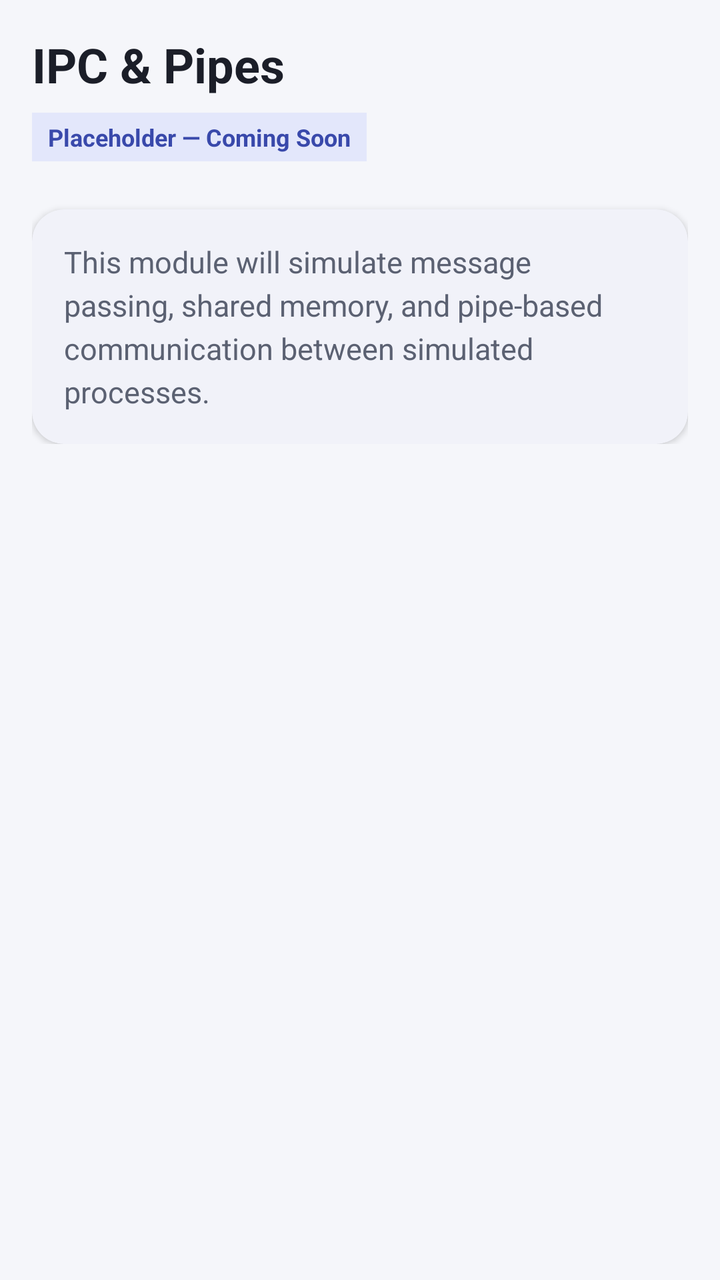
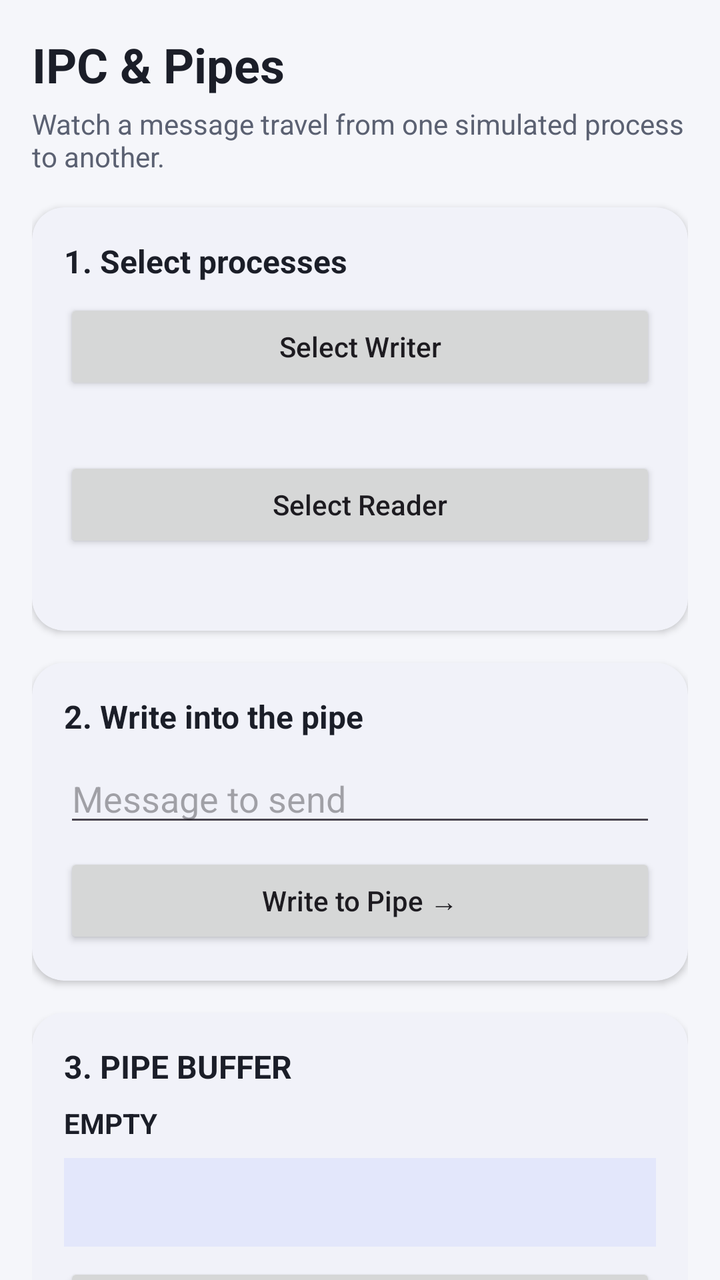

Screens rendered from an Android XML layout before and after an edit, with the pre-edit source and the edit as a unified diff.
<!-- AndroidManifest.xml: application theme Theme.MiniKernel -->
<!-- res/layout/fragment_ipc.xml -->
<?xml version="1.0" encoding="utf-8"?>
<ScrollView xmlns:android="http://schemas.android.com/apk/res/android"
    xmlns:app="http://schemas.android.com/apk/res-auto"
    android:layout_width="match_parent"
    android:layout_height="match_parent"
    android:background="?attr/android:colorBackground">

    <LinearLayout
        android:layout_width="match_parent"
        android:layout_height="wrap_content"
        android:orientation="vertical"
        android:padding="@dimen/spacing_md">

        <TextView
            android:layout_width="wrap_content"
            android:layout_height="wrap_content"
            android:text="@string/module_ipc_title"
            android:textColor="?attr/colorOnSurface"
            android:textSize="24sp"
            android:textStyle="bold" />

        <TextView
            android:layout_width="wrap_content"
            android:layout_height="wrap_content"
            android:layout_marginTop="@dimen/spacing_sm"
            android:background="@color/mk_badge_bg"
            android:paddingStart="@dimen/spacing_sm"
            android:paddingEnd="@dimen/spacing_sm"
            android:paddingTop="4dp"
            android:paddingBottom="4dp"
            android:text="@string/status_badge_placeholder"
            android:textColor="@color/mk_badge_text"
            android:textSize="12sp"
            android:textStyle="bold" />

        <com.google.android.material.card.MaterialCardView
            android:layout_width="match_parent"
            android:layout_height="wrap_content"
            android:layout_marginTop="@dimen/spacing_lg"
            app:cardCornerRadius="@dimen/card_corner_radius"
            app:cardElevation="@dimen/card_elevation"
            app:cardBackgroundColor="?attr/colorSurface"
            app:strokeWidth="0dp">

            <TextView
                android:layout_width="match_parent"
                android:layout_height="wrap_content"
                android:padding="@dimen/spacing_md"
                android:text="@string/module_ipc_detail"
                android:textColor="@color/mk_text_secondary"
                android:textSize="15sp"
                android:lineSpacingExtra="4dp" />

        </com.google.android.material.card.MaterialCardView>

    </LinearLayout>

</ScrollView>
<!-- resources referenced by this layout -->
<resources>
  <color name="mk_badge_bg">#E3E7FB</color>
  <color name="mk_badge_text">#3949AB</color>
  <color name="mk_text_secondary">#5B6172</color>
  <dimen name="card_corner_radius">16dp</dimen>
  <dimen name="card_elevation">2dp</dimen>
  <dimen name="spacing_lg">24dp</dimen>
  <dimen name="spacing_md">16dp</dimen>
  <dimen name="spacing_sm">8dp</dimen>
  <string name="module_ipc_detail">This module will simulate message passing, shared memory, and pipe-based communication between simulated processes.</string>
  <string name="module_ipc_title">IPC &amp; Pipes</string>
  <string name="status_badge_placeholder">Placeholder — Coming Soon</string>
  <style name="Theme.MiniKernel" parent="Theme.Material3.DayNight.NoActionBar">
          <item name="colorPrimary">@color/mk_primary</item>
          <item name="colorPrimaryVariant">@color/mk_primary_dark</item>
          <item name="colorOnPrimary">@color/mk_on_primary</item>
  
          <item name="colorSecondary">@color/mk_secondary</item>
          <item name="colorOnSecondary">@color/mk_on_primary</item>
  
          <item name="android:colorBackground">@color/mk_background</item>
          <item name="colorSurface">@color/mk_surface</item>
          <item name="colorOnSurface">@color/mk_text_primary</item>
  
          <item name="android:statusBarColor">@color/mk_primary</item>
          <item name="android:windowLightStatusBar" tools:targetApi="m">false</item>
      </style>
  <color name="mk_primary">#3949AB</color>
  <color name="mk_primary_dark">#26308F</color>
  <color name="mk_on_primary">#FFFFFF</color>
  <color name="mk_secondary">#00ACC1</color>
  <color name="mk_background">#F5F6FA</color>
  <color name="mk_surface">#FFFFFF</color>
  <color name="mk_text_primary">#1B1E28</color>
</resources>

<!-- the commit's change to res/layout/fragment_ipc.xml (unified diff, before → after) -->
@@ -1,8 +1,9 @@
 <?xml version="1.0" encoding="utf-8"?>
-<ScrollView xmlns:android="http://schemas.android.com/apk/res/android"
+<androidx.core.widget.NestedScrollView xmlns:android="http://schemas.android.com/apk/res/android"
     xmlns:app="http://schemas.android.com/apk/res-auto"
     android:layout_width="match_parent"
     android:layout_height="match_parent"
+    android:fillViewport="true"
     android:background="?attr/android:colorBackground">
 
     <LinearLayout
@@ -14,7 +15,7 @@
         <TextView
             android:layout_width="wrap_content"
             android:layout_height="wrap_content"
-            android:text="@string/module_ipc_title"
+            android:text="IPC &amp; Pipes"
             android:textColor="?attr/colorOnSurface"
             android:textSize="24sp"
             android:textStyle="bold" />
@@ -22,37 +23,89 @@
         <TextView
             android:layout_width="wrap_content"
             android:layout_height="wrap_content"
-            android:layout_marginTop="@dimen/spacing_sm"
-            android:background="@color/mk_badge_bg"
-            android:paddingStart="@dimen/spacing_sm"
-            android:paddingEnd="@dimen/spacing_sm"
-            android:paddingTop="4dp"
-            android:paddingBottom="4dp"
-            android:text="@string/status_badge_placeholder"
-            android:textColor="@color/mk_badge_text"
-            android:textSize="12sp"
-            android:textStyle="bold" />
+            android:layout_marginTop="@dimen/spacing_xs"
+            android:text="Watch a message travel from one simulated process to another."
+            android:textColor="@color/mk_text_secondary"
+            android:textSize="14sp" />
 
         <com.google.android.material.card.MaterialCardView
             android:layout_width="match_parent"
             android:layout_height="wrap_content"
-            android:layout_marginTop="@dimen/spacing_lg"
+            android:layout_marginTop="@dimen/spacing_md"
+            app:cardBackgroundColor="?attr/colorSurface"
             app:cardCornerRadius="@dimen/card_corner_radius"
             app:cardElevation="@dimen/card_elevation"
-            app:cardBackgroundColor="?attr/colorSurface"
             app:strokeWidth="0dp">
-
-            <TextView
+            <LinearLayout
                 android:layout_width="match_parent"
                 android:layout_height="wrap_content"
-                android:padding="@dimen/spacing_md"
-                android:text="@string/module_ipc_detail"
-                android:textColor="@color/mk_text_secondary"
-                android:textSize="15sp"
-                android:lineSpacingExtra="4dp" />
+                android:orientation="vertical"
+                android:padding="@dimen/spacing_md">
+                <TextView android:layout_width="wrap_content" android:layout_height="wrap_content" android:text="1. Select processes" android:textColor="?attr/colorOnSurface" android:textStyle="bold" android:textSize="16sp" />
+                <Button android:id="@+id/button_writer" android:layout_width="match_parent" android:layout_height="wrap_content" android:layout_marginTop="8dp" android:text="Select Writer" android:textAllCaps="false" />
+                <TextView android:id="@+id/text_writer" android:layout_width="match_parent" android:layout_height="wrap_content" android:paddingTop="4dp" android:textColor="@color/mk_text_secondary" />
+                <Button android:id="@+id/button_reader" android:layout_width="match_parent" android:layout_height="wrap_content" android:layout_marginTop="8dp" android:text="Select Reader" android:textAllCaps="false" />
+                <TextView android:id="@+id/text_reader" android:layout_width="match_parent" android:layout_height="wrap_content" android:paddingTop="4dp" android:textColor="@color/mk_text_secondary" />
+            </LinearLayout>
+        </com.google.android.material.card.MaterialCardView>
 
+        <com.google.android.material.card.MaterialCardView
+            android:layout_width="match_parent"
+            android:layout_height="wrap_content"
+            android:layout_marginTop="@dimen/spacing_md"
+            app:cardBackgroundColor="?attr/colorSurface"
+            app:cardCornerRadius="@dimen/card_corner_radius"
+            app:cardElevation="@dimen/card_elevation"
+            app:strokeWidth="0dp">
+            <LinearLayout
+                android:layout_width="match_parent"
+                android:layout_height="wrap_content"
+                android:orientation="vertical"
+                android:padding="@dimen/spacing_md">
+                <TextView android:layout_width="wrap_content" android:layout_height="wrap_content" android:text="2. Write into the pipe" android:textColor="?attr/colorOnSurface" android:textStyle="bold" android:textSize="16sp" />
+                <EditText android:id="@+id/input_message" android:layout_width="match_parent" android:layout_height="wrap_content" android:layout_marginTop="8dp" android:hint="Message to send" android:inputType="textCapSentences|textMultiLine" android:maxLines="3" />
+                <Button android:id="@+id/button_write" android:layout_width="match_parent" android:layout_height="wrap_content" android:layout_marginTop="8dp" android:text="Write to Pipe →" android:textAllCaps="false" />
+            </LinearLayout>
+        </com.google.android.material.card.MaterialCardView>
+
+        <com.google.android.material.card.MaterialCardView
+            android:layout_width="match_parent"
+            android:layout_height="wrap_content"
+            android:layout_marginTop="@dimen/spacing_md"
+            app:cardBackgroundColor="?attr/colorSurface"
+            app:cardCornerRadius="@dimen/card_corner_radius"
+            app:cardElevation="@dimen/card_elevation"
+            app:strokeWidth="0dp">
+            <LinearLayout
+                android:layout_width="match_parent"
+                android:layout_height="wrap_content"
+                android:orientation="vertical"
+                android:padding="@dimen/spacing_md">
+                <TextView android:layout_width="wrap_content" android:layout_height="wrap_content" android:text="3. PIPE BUFFER" android:textColor="?attr/colorOnSurface" android:textStyle="bold" android:textSize="16sp" />
+                <TextView android:id="@+id/text_pipe_status" android:layout_width="wrap_content" android:layout_height="wrap_content" android:layout_marginTop="8dp" android:text="EMPTY" android:textStyle="bold" android:textColor="?attr/colorOnSurface" />
+                <TextView android:id="@+id/text_pipe_buffer" android:layout_width="match_parent" android:layout_height="wrap_content" android:layout_marginTop="8dp" android:padding="12dp" android:background="@color/mk_badge_bg" android:textColor="@color/mk_badge_text" android:textSize="15sp" />
+                <Button android:id="@+id/button_read" android:layout_width="match_parent" android:layout_height="wrap_content" android:layout_marginTop="8dp" android:text="Read from Pipe →" android:textAllCaps="false" />
+            </LinearLayout>
+        </com.google.android.material.card.MaterialCardView>
+
+        <com.google.android.material.card.MaterialCardView
+            android:layout_width="match_parent"
+            android:layout_height="wrap_content"
+            android:layout_marginTop="@dimen/spacing_md"
+            app:cardBackgroundColor="?attr/colorSurface"
+            app:cardCornerRadius="@dimen/card_corner_radius"
+            app:cardElevation="@dimen/card_elevation"
+            app:strokeWidth="0dp">
+            <LinearLayout
+                android:layout_width="match_parent"
+                android:layout_height="wrap_content"
+                android:orientation="vertical"
+                android:padding="@dimen/spacing_md">
+                <TextView android:layout_width="wrap_content" android:layout_height="wrap_content" android:text="IPC Activity" android:textColor="?attr/colorOnSurface" android:textStyle="bold" android:textSize="16sp" />
+                <TextView android:id="@+id/text_ipc_activity" android:layout_width="match_parent" android:layout_height="wrap_content" android:layout_marginTop="8dp" android:textColor="@color/mk_text_secondary" android:textSize="14sp" />
+                <Button android:id="@+id/button_reset" android:layout_width="match_parent" android:layout_height="wrap_content" android:layout_marginTop="8dp" android:text="Reset Pipe" android:textAllCaps="false" />
+            </LinearLayout>
         </com.google.android.material.card.MaterialCardView>
 
     </LinearLayout>
-
-</ScrollView>
+</androidx.core.widget.NestedScrollView>
<!-- resource entries referenced after the edit -->
@@ -5,12 +5,8 @@
   <color name="mk_text_secondary">#5B6172</color>
   <dimen name="card_corner_radius">16dp</dimen>
   <dimen name="card_elevation">2dp</dimen>
-  <dimen name="spacing_lg">24dp</dimen>
   <dimen name="spacing_md">16dp</dimen>
-  <dimen name="spacing_sm">8dp</dimen>
-  <string name="module_ipc_detail">This module will simulate message passing, shared memory, and pipe-based communication between simulated processes.</string>
-  <string name="module_ipc_title">IPC &amp; Pipes</string>
-  <string name="status_badge_placeholder">Placeholder — Coming Soon</string>
+  <dimen name="spacing_xs">4dp</dimen>
   <style name="Theme.MiniKernel" parent="Theme.Material3.DayNight.NoActionBar">
           <item name="colorPrimary">@color/mk_primary</item>
           <item name="colorPrimaryVariant">@color/mk_primary_dark</item>
